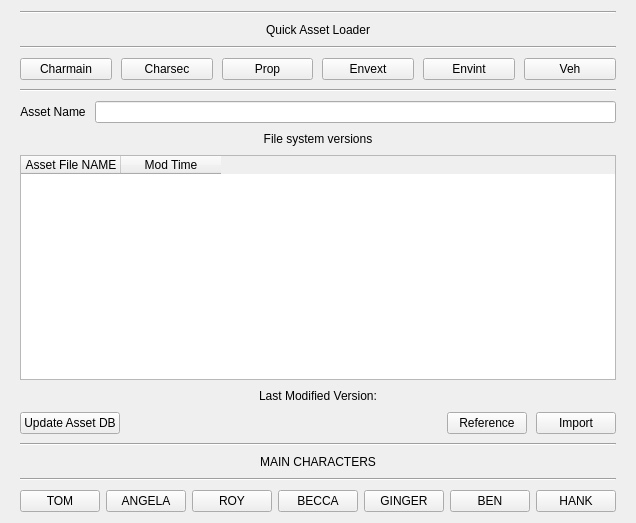
This is resource/qDesignerUI.ui in Maximvm89/quickAssetLoader as Qt 5 draws it before an edit. The edited form follows.
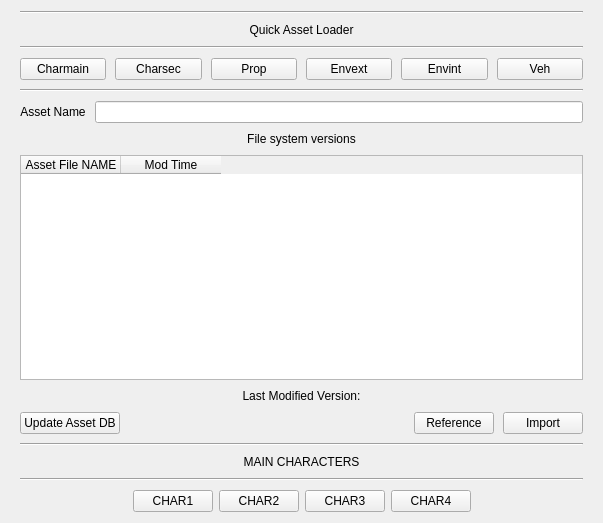
This is the edited form.

Commit message: adding functionality to main characters buttons

The edit to the form file:
```diff
--- a/resource/qDesignerUI.ui
+++ b/resource/qDesignerUI.ui
@@ -300,7 +300,7 @@
     </widget>
    </item>
    <item>
-    <layout class="QHBoxLayout" name="horizontalLayout_4" stretch="0,0,0,0,0,0,0">
+    <layout class="QHBoxLayout" name="horizontalLayout_4" stretch="0,0,0,0,0,0">
      <property name="spacing">
       <number>6</number>
      </property>
@@ -308,22 +308,22 @@
       <number>0</number>
      </property>
      <item>
-      <widget class="QPushButton" name="tomButton">
-       <property name="text">
-        <string>TOM</string>
+      <spacer name="horizontalSpacer_3">
+       <property name="orientation">
+        <enum>Qt::Horizontal</enum>
        </property>
-       <property name="iconSize">
+       <property name="sizeHint" stdset="0">
         <size>
-         <width>16</width>
+         <width>40</width>
          <height>20</height>
         </size>
        </property>
-      </widget>
+      </spacer>
      </item>
      <item>
       <widget class="QPushButton" name="angelaButton">
        <property name="text">
-        <string>ANGELA</string>
+        <string>CHAR1</string>
        </property>
        <property name="iconSize">
         <size>
@@ -336,7 +336,7 @@
      <item>
       <widget class="QPushButton" name="royButton">
        <property name="text">
-        <string>ROY</string>
+        <string>CHAR2</string>
        </property>
        <property name="iconSize">
         <size>
@@ -349,7 +349,7 @@
      <item>
       <widget class="QPushButton" name="beccaButton">
        <property name="text">
-        <string>BECCA</string>
+        <string>CHAR3</string>
        </property>
        <property name="iconSize">
         <size>
@@ -362,7 +362,7 @@
      <item>
       <widget class="QPushButton" name="gingerButton">
        <property name="text">
-        <string>GINGER</string>
+        <string>CHAR4</string>
        </property>
        <property name="iconSize">
         <size>
@@ -373,30 +373,17 @@
       </widget>
      </item>
      <item>
-      <widget class="QPushButton" name="benButton">
-       <property name="text">
-        <string>BEN</string>
+      <spacer name="horizontalSpacer_4">
+       <property name="orientation">
+        <enum>Qt::Horizontal</enum>
        </property>
-       <property name="iconSize">
+       <property name="sizeHint" stdset="0">
         <size>
-         <width>16</width>
+         <width>40</width>
          <height>20</height>
         </size>
        </property>
-      </widget>
-     </item>
-     <item>
-      <widget class="QPushButton" name="hankButton">
-       <property name="text">
-        <string>HANK</string>
-       </property>
-       <property name="iconSize">
-        <size>
-         <width>16</width>
-         <height>20</height>
-        </size>
-       </property>
-      </widget>
+      </spacer>
      </item>
     </layout>
    </item>
```
Left out of the diff: 8 changed lines with no effect on the pictures. The commit also changes 1 other file.
